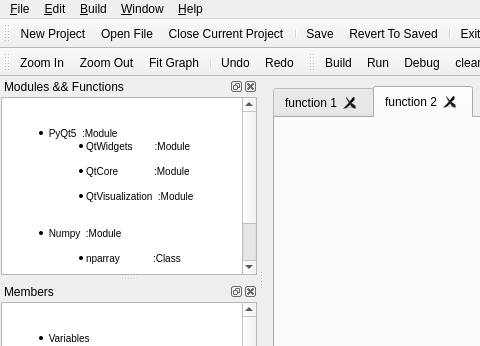
Before: the Qt Designer form mainwindow.ui in yasseerr/Visual-Blueprint, drawn with Qt 5; both pictures show x 0 to 480 and y 0 to 346 of the 1280 by 720 pixel window.
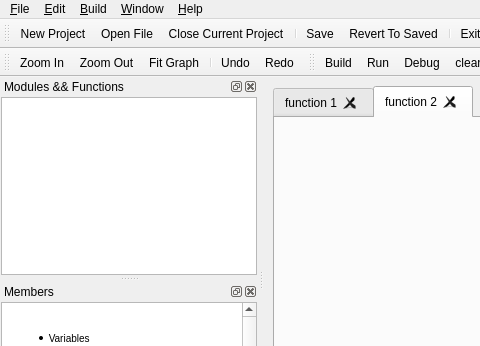
After: the same form once the commit is applied. Icons and pictures are not drawn.

Commit message: loading mudules to the imports treeView

The edit to the form file:
```diff
--- a/mainwindow.ui
+++ b/mainwindow.ui
@@ -352,23 +352,7 @@
       <number>1</number>
      </property>
      <item>
-      <widget class="QTextEdit" name="textEdit">
-       <property name="html">
-        <string>&lt;!DOCTYPE HTML PUBLIC &quot;-//W3C//DTD HTML 4.0//EN&quot; &quot;http://www.w3.org/TR/REC-html40/strict.dtd&quot;&gt;
-&lt;html&gt;&lt;head&gt;&lt;meta name=&quot;qrichtext&quot; content=&quot;1&quot; /&gt;&lt;style type=&quot;text/css&quot;&gt;
-p, li { white-space: pre-wrap; }
-&lt;/style&gt;&lt;/head&gt;&lt;body style=&quot; font-family:'MS Shell Dlg 2'; font-size:7.8pt; font-weight:400; font-style:normal;&quot;&gt;
-&lt;p style=&quot;-qt-paragraph-type:empty; margin-top:0px; margin-bottom:0px; margin-left:0px; margin-right:0px; -qt-block-indent:0; text-indent:0px;&quot;&gt;&lt;br /&gt;&lt;/p&gt;
-&lt;ul style=&quot;margin-top: 0px; margin-bottom: 0px; margin-left: 0px; margin-right: 0px; -qt-list-indent: 1;&quot;&gt;&lt;li style=&quot;&quot; style=&quot; margin-top:12px; margin-bottom:0px; margin-left:0px; margin-right:0px; -qt-block-indent:0; text-indent:0px;&quot;&gt; PyQt5  :Module		&lt;/li&gt;
-&lt;ul style=&quot;margin-top: 0px; margin-bottom: 0px; margin-left: 0px; margin-right: 0px; -qt-list-indent: 2;&quot;&gt;&lt;li style=&quot;&quot; style=&quot; margin-top:0px; margin-bottom:0px; margin-left:0px; margin-right:0px; -qt-block-indent:0; text-indent:0px;&quot;&gt;QtWidgets        :Module			&lt;/li&gt;
-&lt;li style=&quot;&quot; style=&quot; margin-top:0px; margin-bottom:0px; margin-left:0px; margin-right:0px; -qt-block-indent:0; text-indent:0px;&quot;&gt;QtCore             :Module			&lt;/li&gt;
-&lt;li style=&quot;&quot; style=&quot; margin-top:0px; margin-bottom:0px; margin-left:0px; margin-right:0px; -qt-block-indent:0; text-indent:0px;&quot;&gt;QtVisualization  :Module				&lt;/li&gt;&lt;/ul&gt;
-&lt;li style=&quot;&quot; style=&quot; margin-top:0px; margin-bottom:12px; margin-left:0px; margin-right:0px; -qt-block-indent:0; text-indent:0px;&quot;&gt; Numpy  :Module		&lt;/li&gt;&lt;/ul&gt;
-&lt;ul style=&quot;margin-top: 0px; margin-bottom: 0px; margin-left: 0px; margin-right: 0px; -qt-list-indent: 2;&quot;&gt;&lt;li style=&quot;&quot; style=&quot; margin-top:0px; margin-bottom:0px; margin-left:0px; margin-right:0px; -qt-block-indent:0; text-indent:0px;&quot;&gt;nparray            :Class			&lt;/li&gt;
-&lt;li style=&quot;&quot; style=&quot; margin-top:0px; margin-bottom:0px; margin-left:0px; margin-right:0px; -qt-block-indent:0; text-indent:0px;&quot;&gt;abs                  :Function			&lt;/li&gt;
-&lt;li style=&quot;&quot; style=&quot; margin-top:0px; margin-bottom:0px; margin-left:0px; margin-right:0px; -qt-block-indent:0; text-indent:0px;&quot;&gt;transpose         :Function			&lt;/li&gt;&lt;/ul&gt;&lt;/body&gt;&lt;/html&gt;</string>
-       </property>
-      </widget>
+      <widget class="QTreeView" name="importsTreeView"/>
      </item>
     </layout>
    </widget>
```
The commit also changes 9 other files.
